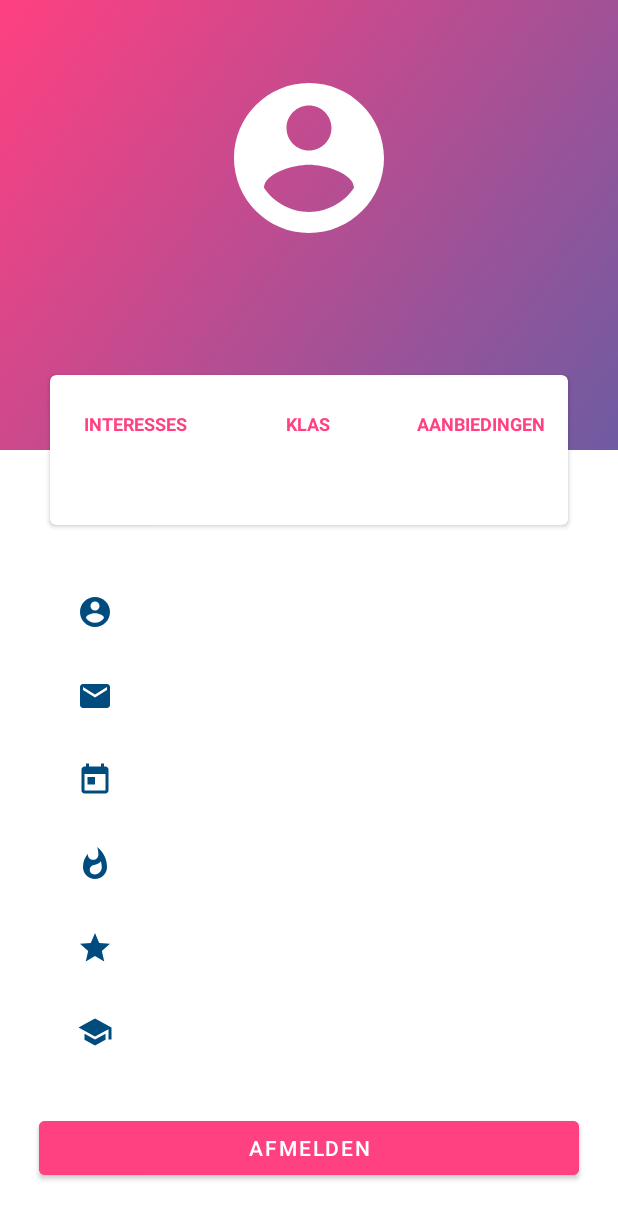
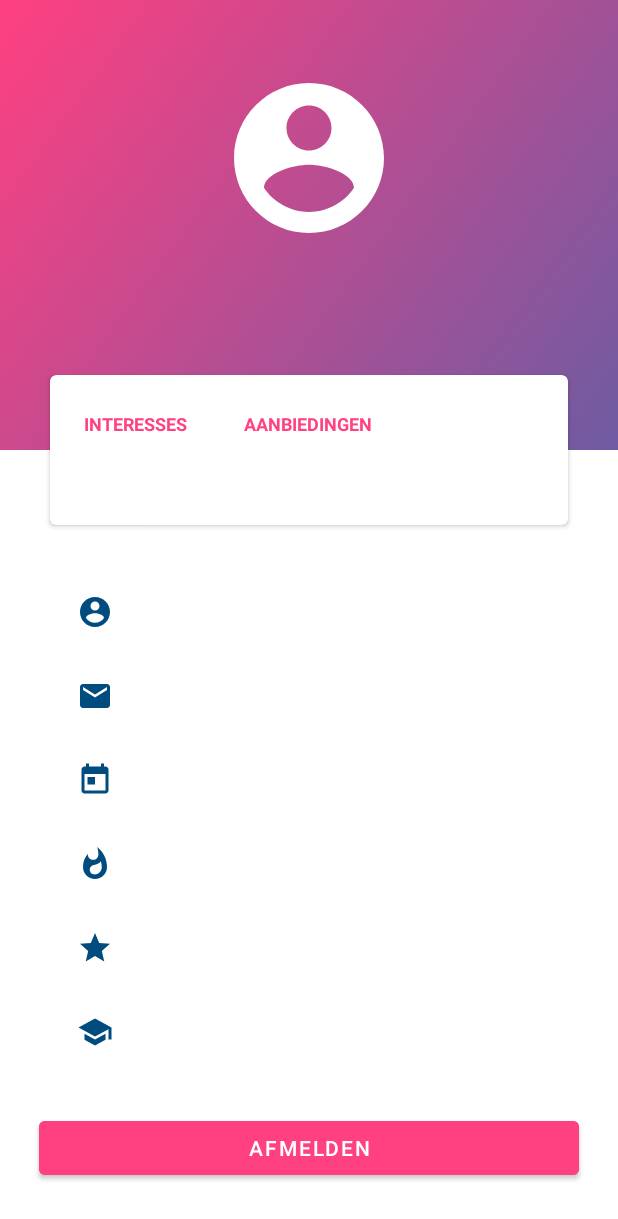
Before and after one commit to devrnt/school-projecten-3-android, an Android app: the fragment ProfielFragment placed in its activity, on a phone screen of 412 x 824 dp. Shown: the top 1219 px of the screen. Run offline under Robolectric (Android 15) with nearby library versions, the phone set to English and light mode, and no system bars; 2 statements that could not run were skipped.

Commit message:
Small fixes

```diff
--- a/app/src/main/java/com/talentcoach/id11/id11_android/WerkspreukFragment.kt
+++ b/app/src/main/java/com/talentcoach/id11/id11_android/WerkspreukFragment.kt
@@ -87,7 +87,7 @@ class WerkspreukFragment : Fragment() {
     private fun getUserFirstname(): String {
         // get the logged in user
         val gson = Gson()
-        val jsonGebruiker = sharedPreferences.getString(getString(R.string.sp_key_user), "Geen ingelogde gebruiker")
+        val jsonGebruiker = sharedPreferences.getString(getString(R.string.login_login_response), "Geen ingelogde gebruiker")
         val user = gson.fromJson(jsonGebruiker, LoginResponse::class.java)
 
         return user.voornaam
--- a/app/src/main/java/com/talentcoach/id11/id11_android/adapters/DeelcompetentieAdapter.kt
+++ b/app/src/main/java/com/talentcoach/id11/id11_android/adapters/DeelcompetentieAdapter.kt
@@ -11,11 +11,14 @@ import com.talentcoach.id11.id11_android.R
 import com.talentcoach.id11.id11_android.models.BeoordelingDeelCompetentie
 import com.talentcoach.id11.id11_android.models.BeoordelingScore
 import kotlinx.android.synthetic.main.beoordeling_deelcompetentie_card.view.*
+import java.text.SimpleDateFormat
 
 
 class DeelcompetentieAdapter(
         var beoordelingen: MutableList<BeoordelingDeelCompetentie>,
         var context: Context):RecyclerView.Adapter<BeoordelingViewHolder>(){
+
+    val dateFormatter: SimpleDateFormat = SimpleDateFormat("dd/MM/yyyy")
 
     override fun onCreateViewHolder(parent: ViewGroup, viewType: Int): BeoordelingViewHolder {
         val layoutInflater = LayoutInflater.from(parent.context)
@@ -34,7 +37,7 @@ class DeelcompetentieAdapter(
         val beoordeling: BeoordelingDeelCompetentie = beoordelingen.get(position)
 
         holder.view.testBeoordelingDeelcompetentie.text = beoordeling.test
-        holder.view.datumBeoordeling.text = beoordeling.datum.toString().substring(0, 10)
+        holder.view.datumBeoordeling.text = dateFormatter.format(beoordeling.datum)
         holder.view.score.text = BeoordelingScore.values().get(beoordeling.score).toString()
     }
 }
--- a/app/src/main/java/com/talentcoach/id11/id11_android/competenties/CompetentieListFragment.kt
+++ b/app/src/main/java/com/talentcoach/id11/id11_android/competenties/CompetentieListFragment.kt
@@ -111,7 +111,6 @@ class CompetentieListFragment : Fragment() {
         //Ophalen van de leerling en zijn competenties
         val sharedPreferences: SharedPreferences = PreferenceManager.getDefaultSharedPreferences(activity)
         LeerlingAPI.repository.getById(sharedPreferences.getString(getString(R.string.sp_key_leerling), "Default").toInt()).enqueue(object : Callback<Leerling> {
-        //LeerlingAPI.repository.getById(2).enqueue(object : Callback<Leerling> {
             override fun onFailure(call: Call<Leerling>, t: Throwable) {
                 println("Ophalen van leerling in CompetentieListFragment lukt niet")
             }
--- a/app/src/main/java/com/talentcoach/id11/id11_android/login/LoginFragment.kt
+++ b/app/src/main/java/com/talentcoach/id11/id11_android/login/LoginFragment.kt
@@ -97,8 +97,8 @@ class LoginFragment : Fragment() {
     }
 
     private fun readSharedPreferences() {
-        val gebruikersnaam = sharedPreferences.getString(getString(R.string.sp_key_username), "")
-        val wachtwoord = sharedPreferences.getString(getString(R.string.sp_key_password), "")
+        val gebruikersnaam = sharedPreferences.getString(getString(R.string.login_username), "")
+        val wachtwoord = sharedPreferences.getString(getString(R.string.login_password), "")
 
         // set the input with the username and password that was red from the sharedPreferences
         gebruikersnaamInput.setText(gebruikersnaam)
@@ -123,9 +123,9 @@ class LoginFragment : Fragment() {
                 if (response.isSuccessful) {
 
                     // store gebruiker and wachtwoord in SharedPreferences
-                    spEditor.putString(getString(R.string.sp_key_username), gebruiksernaamStr)
+                    spEditor.putString(getString(R.string.login_username), gebruiksernaamStr)
                     spEditor.apply()
-                    spEditor.putString(getString(R.string.sp_key_password), wachtwoordStr)
+                    spEditor.putString(getString(R.string.login_password), wachtwoordStr)
                     spEditor.apply()
 
                     //Toast.makeText(context, "${response.body()?.voornaam} ${getString(R.string.succesfull_login)}", Toast.LENGTH_LONG).show()
@@ -136,7 +136,7 @@ class LoginFragment : Fragment() {
                     // leerling object ophalen
                     val leerlingId = response.body()?.concreteGebruikerId
                     spEditor.putString(getString(R.string.sp_key_leerling), leerlingId.toString())
-                    spEditor.putString(getString(R.string.sp_key_user), jsonGebruiker)
+                    spEditor.putString(getString(R.string.login_login_response), jsonGebruiker)
                     spEditor.apply()
 
                     //get leerling object
--- a/app/src/main/res/layout/fragment_profiel.xml
+++ b/app/src/main/res/layout/fragment_profiel.xml
@@ -72,33 +72,6 @@
 
                         <TextView
                             android:id="@+id/interessesCardTxt"
-                            android:layout_width="wrap_content"
-                            android:layout_height="wrap_content"
-                            android:paddingTop="10dp"
-                            android:textColor="@color/colorPrimaryDark"
-                            android:textSize="18sp"
-                            android:textStyle="bold" />
-
-                    </LinearLayout>
-
-                    <LinearLayout
-                        android:layout_width="0dp"
-                        android:layout_height="match_parent"
-                        android:layout_weight="1"
-                        android:gravity="center"
-                        android:orientation="vertical">
-
-                        <TextView
-                            android:layout_width="wrap_content"
-                            android:layout_height="wrap_content"
-                            android:text="@string/klas_txt"
-                            android:textAllCaps="true"
-                            android:textColor="@color/colorAccent"
-                            android:textSize="12sp"
-                            android:textStyle="bold" />
-
-                        <TextView
-                            android:id="@+id/klas_text"
                             android:layout_width="wrap_content"
                             android:layout_height="wrap_content"
                             android:paddingTop="10dp"
--- a/app/src/main/res/values/strings.xml
+++ b/app/src/main/res/values/strings.xml
@@ -1,5 +1,18 @@
 <resources>
     <string name="app_name">Talent Coach</string>
+
+    <!-- API calls -->
+    <string name="BASE_URL_API">http://projecten3studserver11.westeurope.cloudapp.azure.com/api/</string>
+    <string name="login_login_response">com.talentcoach.id11.id11_android.login.loginResponse</string>
+    <string name="login_username">com.talentcoach.id11.id11_android.login.username</string>
+    <string name="login_password">com.talentcoach.id11.id11_android.login.password</string>
+
+    <!-- Strings related to API calls -->
+    <string name="leerling_niet_gevonden">Leerling niet gevonden</string>
+    <string name="geen_rechten">Je hebt niet de nodige rechten</string>
+
+    <!-- String related to Shared Preference -->
+    <string name="sp_key_leerling">leerling</string>
 
     <!-- Strings related to AlgemeneInfoActivity -->
     <string name="aic_title">Algemene Info</string>
@@ -68,10 +81,6 @@
     <string name="succesfull_login">Succesvol ingelogd</string>
     <string name="wrong_login_credentials">Gebruikersnaam of wachtwoord is niet juist</string>
     <string name="something_went_wrong_login">Er ging iets fout…</string>
-    <!-- Keys for share preferences used in Login -->
-    <string name="sp_key_username">com.talentcoach.id11.id11_android.login.username</string>
-    <string name="sp_key_password">com.talentcoach.id11.id11_android.login.password</string>
-    <string name="sp_key_user">com.talentcoach.id11.id11_android.login.loginResponse</string>
 
     <!-- Strings related to Profiel -->
     <string name="logout_button">Afmelden</string>
@@ -82,11 +91,6 @@
     <string name="aanbiedingen_txt">Aanbiedingen</string>
     <string name="foute_suggesties_enkel">%s is geen geldige interesse</string>
     <string name="foute_suggesties_meervoud">%s zijn geen geldige interesses</string>
-
-    <string name="sp_key_leerling">leerling</string>
-
-    <!-- Strings related to Backend -->
-    <string name="BASE_URL_API">http://projecten3studserver11.westeurope.cloudapp.azure.com/api/</string>
 
     <!-- Navigation related-->
     <string name="title_activity_bottom_navigation">BottomNavigationActivity</string>
```
Also changed, not shown: app/src/main/java/com/talentcoach/id11/id11_android/adapters/CompetentiesAdapter.kt (+10 -12 lines), app/src/main/java/com/talentcoach/id11/id11_android/models/BeoordelingScore.kt (+7 -6 lines), app/src/main/java/com/talentcoach/id11/id11_android/profiel/ProfielFragment.kt (+9 -19 lines), app/src/main/res/layout/dialog_deelcompetentie_beoordelingen.xml (+14 -0 lines).
